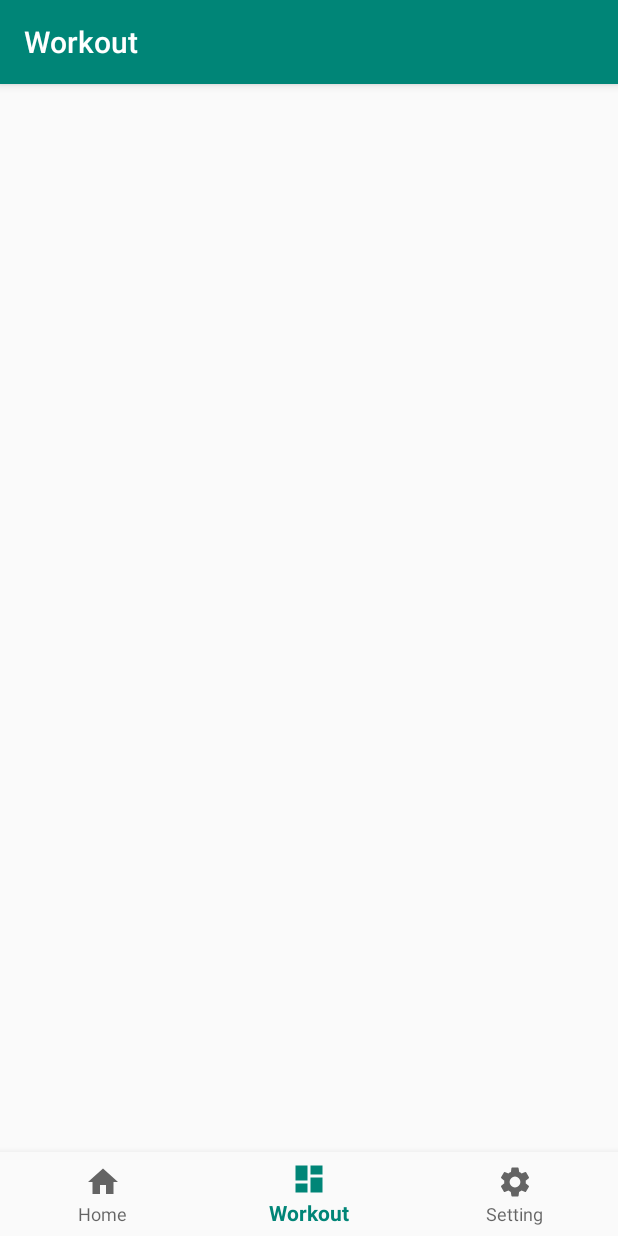
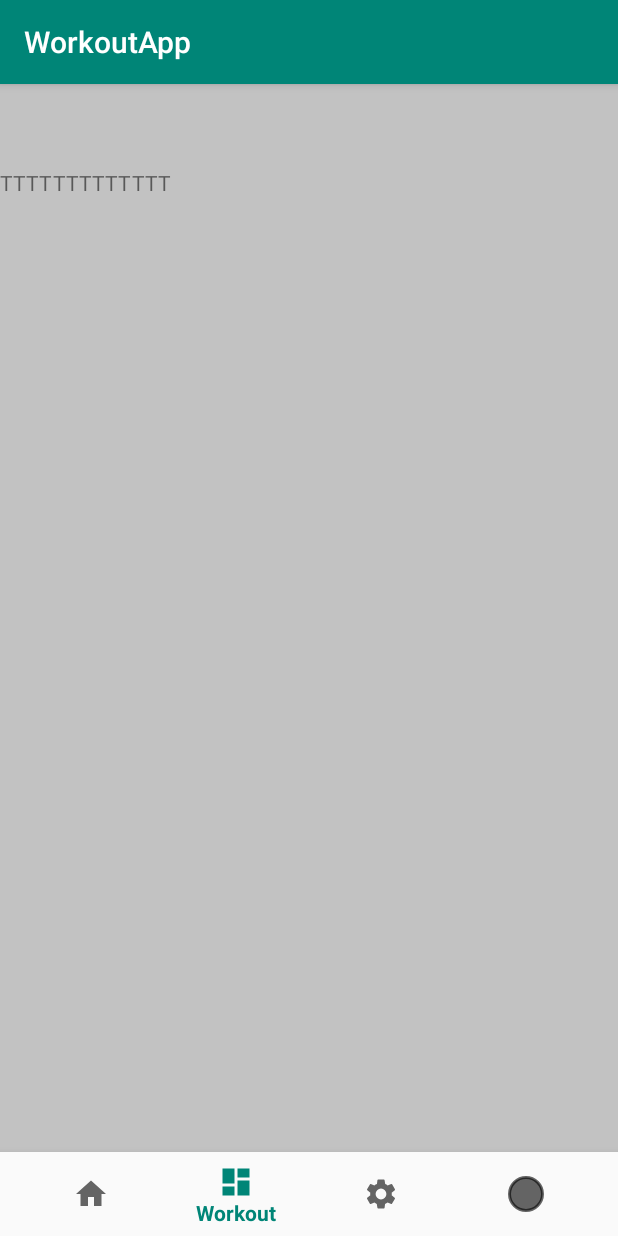
Before and after one commit to Wangk6/WorkoutApp, an Android app: the screen it shows after launch (MainActivity), item 2 of the bottom bar chosen, on a phone screen of 412 x 824 dp. Run offline under Robolectric (Android 15) with nearby library versions, the phone set to English and light mode, and no system bars.

Commit message:
Added views Fixed bugs

```diff
--- a/app/build.gradle
+++ b/app/build.gradle
@@ -28,6 +28,7 @@ dependencies {
     implementation 'androidx.navigation:navigation-fragment:2.0.0'
     implementation 'androidx.navigation:navigation-ui:2.0.0'
     implementation 'androidx.lifecycle:lifecycle-extensions:2.0.0'
+    implementation 'androidx.legacy:legacy-support-v4:1.0.0'
     testImplementation 'junit:junit:4.12'
     androidTestImplementation 'androidx.test:runner:1.1.1'
     androidTestImplementation 'androidx.test.espresso:espresso-core:3.1.1'
--- a/app/src/main/java/com/example/workoutapp/MainActivity.java
+++ b/app/src/main/java/com/example/workoutapp/MainActivity.java
@@ -1,14 +1,15 @@
 package com.example.workoutapp;
 
 import android.os.Bundle;
+import android.view.MenuItem;
 
+import com.example.workoutapp.ui.home.HomeFragment;
+import com.example.workoutapp.ui.login.LoginFragment;
 import com.google.android.material.bottomnavigation.BottomNavigationView;
 
+import androidx.annotation.NonNull;
 import androidx.appcompat.app.AppCompatActivity;
-import androidx.navigation.NavController;
-import androidx.navigation.Navigation;
-import androidx.navigation.ui.AppBarConfiguration;
-import androidx.navigation.ui.NavigationUI;
+import androidx.fragment.app.Fragment;
 
 public class MainActivity extends AppCompatActivity {
 
@@ -16,15 +17,43 @@ public class MainActivity extends AppCompatActivity {
     protected void onCreate(Bundle savedInstanceState) {
         super.onCreate(savedInstanceState);
         setContentView(R.layout.activity_main);
+
         BottomNavigationView navView = findViewById(R.id.nav_view);
+        navView.setOnNavigationItemSelectedListener(navListener);
+
+        //boolean firstTimeUser = true;
+
         // Passing each menu ID as a set of Ids because each
         // menu should be considered as top level destinations.
-        AppBarConfiguration appBarConfiguration = new AppBarConfiguration.Builder(
-                R.id.navigation_home, R.id.navigation_dashboard, R.id.navigation_notifications)
-                .build();
-        NavController navController = Navigation.findNavController(this, R.id.nav_host_fragment);
-        NavigationUI.setupActionBarWithNavController(this, navController, appBarConfiguration);
-        NavigationUI.setupWithNavController(navView, navController);
+//        AppBarConfiguration appBarConfiguration = new AppBarConfiguration.Builder(
+//                R.id.navigation_home, R.id.navigation_dashboard, R.id.navigation_notifications)
+//                .build();
+//        NavController navController = Navigation.findNavController(this, R.id.nav_host_fragment);
+//        NavigationUI.setupActionBarWithNavController(this, navController, appBarConfiguration);
+//        NavigationUI.setupWithNavController(navView, navController);
     }
 
+    private BottomNavigationView.OnNavigationItemSelectedListener navListener = new BottomNavigationView.OnNavigationItemSelectedListener() {
+        @Override
+        public boolean onNavigationItemSelected(@NonNull MenuItem menuItem) {
+            Fragment selectedFragment = null;
+
+            switch(menuItem.getItemId()){
+                case R.id.navigation_home:
+                    selectedFragment = new HomeFragment();
+                    break;
+                case R.id.navigation_dashboard:
+                    selectedFragment = new WorkoutFragment();
+                    break;
+                case R.id.navigation_notifications:
+                    selectedFragment = new SettingFragment();
+                    break;
+                case R.id.loginScreen:
+                    selectedFragment = new LoginFragment();
+                    break;
+            }
+            getSupportFragmentManager().beginTransaction().replace(R.id.nav_host_fragment, selectedFragment).commit();
+            return true;
+        }
+    };
 }
--- /dev/null
+++ b/app/src/main/java/com/example/workoutapp/WorkoutFragment.java
@@ -0,0 +1,18 @@
+package com.example.workoutapp;
+
+import android.os.Bundle;
+import android.view.LayoutInflater;
+import android.view.View;
+import android.view.ViewGroup;
+
+import androidx.annotation.NonNull;
+import androidx.annotation.Nullable;
+import androidx.fragment.app.Fragment;
+
+public class WorkoutFragment extends Fragment {
+    @Nullable
+    @Override
+    public View onCreateView(@NonNull LayoutInflater inflater, @Nullable ViewGroup container, @Nullable Bundle savedInstanceState) {
+        return inflater.inflate(R.layout.fragment_dashboard, container, false);
+    }
+}
--- a/app/src/main/res/layout/activity_main.xml
+++ b/app/src/main/res/layout/activity_main.xml
@@ -1,36 +1,36 @@
 <?xml version="1.0" encoding="utf-8"?>
-<androidx.constraintlayout.widget.ConstraintLayout xmlns:android="http://schemas.android.com/apk/res/android"
+<RelativeLayout xmlns:android="http://schemas.android.com/apk/res/android"
     xmlns:app="http://schemas.android.com/apk/res-auto"
+    xmlns:tools="http://schemas.android.com/tools"
     android:id="@+id/container"
     android:layout_width="match_parent"
     android:layout_height="match_parent"
+    android:background="#C2C2C2"
     android:paddingTop="?attr/actionBarSize">
 
     <com.google.android.material.bottomnavigation.BottomNavigationView
         android:id="@+id/nav_view"
-        android:layout_width="0dp"
+        android:layout_width="match_parent"
         android:layout_height="wrap_content"
-        android:layout_marginStart="0dp"
-        android:layout_marginEnd="0dp"
+        android:layout_alignParentBottom="true"
         android:background="?android:attr/windowBackground"
-        app:layout_constraintBottom_toBottomOf="parent"
-        app:layout_constraintLeft_toLeftOf="parent"
-        app:layout_constraintRight_toRightOf="parent"
-        app:menu="@menu/bottom_nav_menu"
-
-        />
-
-    <fragment
+        app:menu="@menu/bottom_nav_menu"/>
+<!--    <fragment-->
+<!--        android:id="@+id/nav_host_fragment"-->
+<!--        android:name="androidx.navigation.fragment.NavHostFragment"-->
+<!--        android:layout_width="match_parent"-->
+<!--        android:layout_height="match_parent"-->
+<!--        app:defaultNavHost="true"-->
+<!--        app:layout_constraintBottom_toTopOf="@id/nav_view"-->
+<!--        app:layout_constraintLeft_toLeftOf="parent"-->
+<!--        app:layout_constraintRight_toRightOf="parent"-->
+<!--        app:layout_constraintTop_toTopOf="parent"-->
+<!--        app:navGraph="@navigation/mobile_navigation"-->
+<!--        />-->
+    <FrameLayout
         android:id="@+id/nav_host_fragment"
-        android:name="androidx.navigation.fragment.NavHostFragment"
         android:layout_width="match_parent"
         android:layout_height="match_parent"
-        app:defaultNavHost="true"
-        app:layout_constraintBottom_toTopOf="@id/nav_view"
-        app:layout_constraintLeft_toLeftOf="parent"
-        app:layout_constraintRight_toRightOf="parent"
-        app:layout_constraintTop_toTopOf="parent"
-        app:navGraph="@navigation/mobile_navigation"
-        />
-
-</androidx.constraintlayout.widget.ConstraintLayout>
+        android:layout_above="@id/nav_view"
+        ></FrameLayout>
+</RelativeLayout>
--- a/app/src/main/res/layout/fragment_dashboard.xml
+++ b/app/src/main/res/layout/fragment_dashboard.xml
@@ -11,4 +11,11 @@
         android:id="@+id/recyclerView"
         />
 
+    <TextView
+        android:id="@+id/textView2"
+        android:layout_width="match_parent"
+        android:layout_height="wrap_content"
+        android:text="TTTTTTTTTTTTT" />
+
+
 </LinearLayout>
--- a/app/src/main/res/layout/row.xml
+++ b/app/src/main/res/layout/row.xml
@@ -6,15 +6,14 @@
     app:cardCornerRadius="10dp"
     app:cardElevation="10dp"
     app:cardUseCompatPadding="true"
+    app:cardBackgroundColor="@android:color/transparent"
     >
 
     <RelativeLayout
-
         android:layout_width="match_parent"
         android:layout_height="wrap_content"
         android:background="@drawable/ic_card_layout"
         android:padding="16dp"
-
         >
 
         <ImageView
--- a/app/src/main/res/menu/bottom_nav_menu.xml
+++ b/app/src/main/res/menu/bottom_nav_menu.xml
@@ -15,5 +15,9 @@
         android:id="@+id/navigation_notifications"
         android:icon="@drawable/ic_setting"
         android:title="@string/title_setting" />
+    <item
+        android:id="@+id/loginScreen"
+        android:icon="@drawable/ic_card_layout"
+        android:title="Login" />
 
 </menu>
--- a/app/src/main/res/navigation/mobile_navigation.xml
+++ b/app/src/main/res/navigation/mobile_navigation.xml
@@ -3,7 +3,8 @@
     xmlns:app="http://schemas.android.com/apk/res-auto"
     xmlns:tools="http://schemas.android.com/tools"
     android:id="@+id/mobile_navigation"
-    app:startDestination="@+id/navigation_home">
+    app:startDestination="@+id/loginScreen"
+    tools:ignore="UnusedNavigation">
 
     <fragment
         android:id="@+id/navigation_home"
@@ -22,4 +23,10 @@
         android:name="com.example.workoutapp.ui.notifications.NotificationsFragment"
         android:label="@string/title_setting"
         tools:layout="@layout/fragment_notifications" />
+
+    <fragment
+        android:id="@+id/loginScreen"
+        android:name="com.example.workoutapp.ui.login.LoginFragment"
+        android:label="@string/title_login"
+        tools:layout="@layout/fragment_login" />
 </navigation>
--- a/app/src/main/res/values/strings.xml
+++ b/app/src/main/res/values/strings.xml
@@ -2,5 +2,9 @@
     <string name="app_name">WorkoutApp</string>
     <string name="title_home">Home</string>
     <string name="title_workout">Workout</string>
+    <string name="title_login">Login</string>
     <string name="title_setting">Setting</string>
+
+    <!-- TODO: Remove or change this placeholder text -->
+    <string name="hello_blank_fragment">Hello blank fragment</string>
 </resources>
```
Also changed, not shown: app/src/main/java/com/example/workoutapp/HomeFragment.java (added, +18 -0 lines), app/src/main/java/com/example/workoutapp/LoginFragment.java (added, +20 -0 lines), app/src/main/java/com/example/workoutapp/SettingFragment.java (added, +18 -0 lines), app/src/main/java/com/example/workoutapp/ui/login/LoginFragment.java (added, +26 -0 lines), app/src/main/java/com/example/workoutapp/ui/login/LoginViewModel.java (added, +19 -0 lines), app/src/main/res/layout/fragment_login.xml (added, +18 -0 lines).
